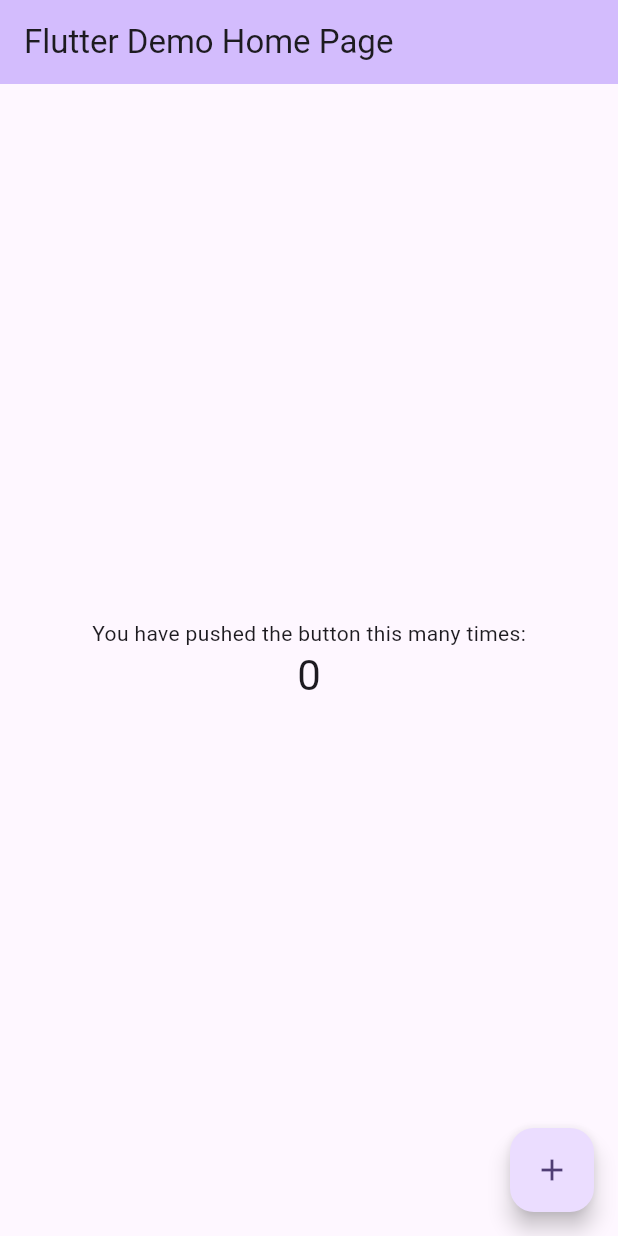
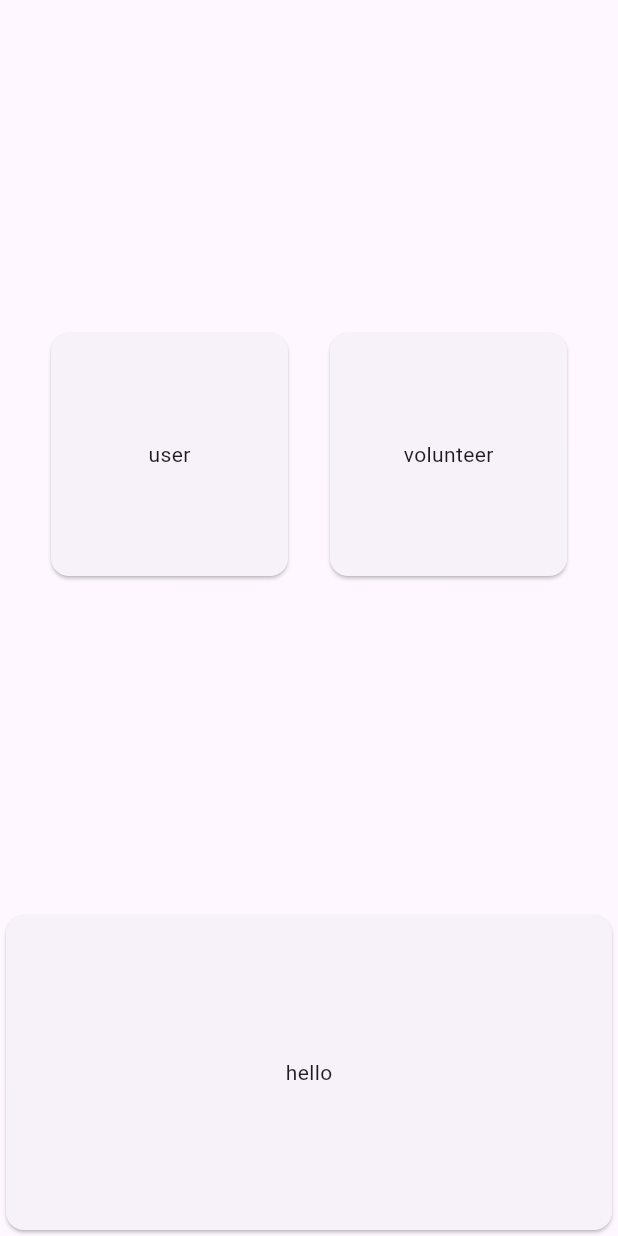
Before and after one commit to project155/neighborly, a Flutter app: the screen it shows after launch, on a phone screen of 412 x 824 dp. Run offline on Flutter 3.47's test engine with Material 3 defaults, Android fonts, the phone set to English and light mode, and no system bars.

Commit message:
choose screen

```diff
--- /dev/null
+++ b/lib/choosescreen.dart
@@ -0,0 +1,64 @@
+import 'package:flutter/material.dart';
+
+class Choosescreen extends StatelessWidget {
+  const Choosescreen({super.key});
+
+  @override
+  Widget build(BuildContext context) {
+    return Scaffold(
+
+
+      body: Column(
+
+
+        children: [
+          Spacer(),
+          Row(
+
+            children: [
+              SizedBox(width: 30,),
+              Expanded(
+                child: SizedBox(
+                  height: 170,
+                  child: Card(
+                    child: Center(child: Text('user')),
+
+                  ),
+                ),
+              ),
+               SizedBox(width: 20,),
+
+              Expanded(
+                child: SizedBox(
+                  height:170,
+                  child: Card(
+                    child: Center(child: Text('volunteer')),
+                  ),
+                ),
+              ),
+              SizedBox(width: 30,),
+
+              ],
+          ),
+
+          Spacer(),
+      Expanded(child: SizedBox(
+
+        width: 450,
+        child: Card(
+          child: Center(child: Text('hello')),
+        ),
+      ))
+
+
+
+
+
+
+
+        ],
+      ),
+
+    );
+  }
+}
--- a/lib/main.dart
+++ b/lib/main.dart
@@ -1,4 +1,5 @@
 import 'package:flutter/material.dart';
+import 'package:neighborly/choosescreen.dart';
 
 void main() {
   runApp(const MyApp());
@@ -12,114 +13,9 @@
   Widget build(BuildContext context) {
     return MaterialApp(
       title: 'Flutter Demo',
-      theme: ThemeData(
-        // This is the theme of your application.
-        //
-        // TRY THIS: Try running your application with "flutter run". You'll see
-        // the application has a purple toolbar. Then, without quitting the app,
-        // try changing the seedColor in the colorScheme below to Colors.green
-        // and then invoke "hot reload" (save your changes or press the "hot
-        // reload" button in a Flutter-supported IDE, or press "r" if you used
-        // the command line to start the app).
-        //
-        // Notice that the counter didn't reset back to zero; the application
-        // state is not lost during the reload. To reset the state, use hot
-        // restart instead.
-        //
-        // This works for code too, not just values: Most code changes can be
-        // tested with just a hot reload.
-        colorScheme: ColorScheme.fromSeed(seedColor: Colors.deepPurple),
-        useMaterial3: true,
-      ),
-      home: const MyHomePage(title: 'Flutter Demo Home Page'),
+
+      debugShowCheckedModeBanner: false,
+      home:Choosescreen(),
     );
   }
 }
-
-class MyHomePage extends StatefulWidget {
-  const MyHomePage({super.key, required this.title});
-
-  // This widget is the home page of your application. It is stateful, meaning
-  // that it has a State object (defined below) that contains fields that affect
-  // how it looks.
-
-  // This class is the configuration for the state. It holds the values (in this
-  // case the title) provided by the parent (in this case the App widget) and
-  // used by the build method of the State. Fields in a Widget subclass are
-  // always marked "final".
-
-  final String title;
-
-  @override
-  State<MyHomePage> createState() => _MyHomePageState();
-}
-
-class _MyHomePageState extends State<MyHomePage> {
-  int _counter = 0;
-
-  void _incrementCounter() {
-    setState(() {
-      // This call to setState tells the Flutter framework that something has
-      // changed in this State, which causes it to rerun the build method below
-      // so that the display can reflect the updated values. If we changed
-      // _counter without calling setState(), then the build method would not be
-      // called again, and so nothing would appear to happen.
-      _counter++;
-    });
-  }
-
-  @override
-  Widget build(BuildContext context) {
-    // This method is rerun every time setState is called, for instance as done
-    // by the _incrementCounter method above.
-    //
-    // The Flutter framework has been optimized to make rerunning build methods
-    // fast, so that you can just rebuild anything that needs updating rather
-    // than having to individually change instances of widgets.
-    return Scaffold(
-      appBar: AppBar(
-        // TRY THIS: Try changing the color here to a specific color (to
-        // Colors.amber, perhaps?) and trigger a hot reload to see the AppBar
-        // change color while the other colors stay the same.
-        backgroundColor: Theme.of(context).colorScheme.inversePrimary,
-        // Here we take the value from the MyHomePage object that was created by
-        // the App.build method, and use it to set our appbar title.
-        title: Text(widget.title),
-      ),
-      body: Center(
-        // Center is a layout widget. It takes a single child and positions it
-        // in the middle of the parent.
-        child: Column(
-          // Column is also a layout widget. It takes a list of children and
-          // arranges them vertically. By default, it sizes itself to fit its
-          // children horizontally, and tries to be as tall as its parent.
-          //
-          // Column has various properties to control how it sizes itself and
-          // how it positions its children. Here we use mainAxisAlignment to
-          // center the children vertically; the main axis here is the vertical
-          // axis because Columns are vertical (the cross axis would be
-          // horizontal).
-          //
-          // TRY THIS: Invoke "debug painting" (choose the "Toggle Debug Paint"
-          // action in the IDE, or press "p" in the console), to see the
-          // wireframe for each widget.
-          mainAxisAlignment: MainAxisAlignment.center,
-          children: <Widget>[
-            const Text(
-              'You have pushed the button this many times:',
-            ),
-            Text(
-              '$_counter',
-              style: Theme.of(context).textTheme.headlineMedium,
-            ),
-          ],
-        ),
-      ),
-      floatingActionButton: FloatingActionButton(
-        onPressed: _incrementCounter,
-        tooltip: 'Increment',
-        child: const Icon(Icons.add),
-      ), // This trailing comma makes auto-formatting nicer for build methods.
-    );
-  }
-}
```
